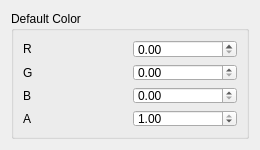
This is src/Interface/Modules/Visualization/ShowFieldWithOspray.ui in SCIInstitute/SCIRun as Qt 5 draws it before an edit. The edited form follows.
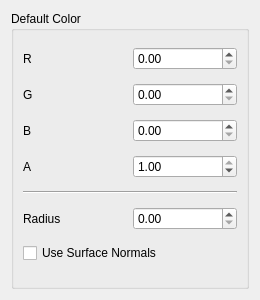
This is the edited form.

Diff of the .ui file:
```diff
--- a/src/Interface/Modules/Visualization/ShowFieldWithOspray.ui
+++ b/src/Interface/Modules/Visualization/ShowFieldWithOspray.ui
@@ -7,7 +7,7 @@
     <x>0</x>
     <y>0</y>
     <width>260</width>
-    <height>150</height>
+    <height>300</height>
    </rect>
   </property>
   <property name="sizePolicy">
@@ -19,14 +19,14 @@
   <property name="minimumSize">
    <size>
     <width>260</width>
-    <height>150</height>
+    <height>300</height>
    </size>
   </property>
   <property name="windowTitle">
    <string>ShowFieldWithOspray</string>
   </property>
   <layout class="QGridLayout" name="gridLayout_7">
-   <item row="0" column="0">
+   <item row="2" column="0">
     <widget class="QGroupBox" name="groupBox_4">
      <property name="title">
       <string>Default Color</string>
@@ -56,6 +56,13 @@
         </property>
        </widget>
       </item>
+      <item row="3" column="0">
+       <widget class="QLabel" name="label_23">
+        <property name="text">
+         <string>A</string>
+        </property>
+       </widget>
+      </item>
       <item row="1" column="1">
        <widget class="QDoubleSpinBox" name="defaultColorGDoubleSpinBox_">
         <property name="maximum">
@@ -96,10 +103,37 @@
         </property>
        </widget>
       </item>
-      <item row="3" column="0">
-       <widget class="QLabel" name="label_23">
+      <item row="5" column="1">
+       <widget class="QDoubleSpinBox" name="RadiusSpinBox_">
+        <property name="decimals">
+         <number>2</number>
+        </property>
+        <property name="maximum">
+         <double>100.000000000000000</double>
+        </property>
+        <property name="singleStep">
+         <double>0.100000000000000</double>
+        </property>
+       </widget>
+      </item>
+      <item row="7" column="0" colspan="2">
+       <widget class="QCheckBox" name="UseNormalCheckBox_">
         <property name="text">
-         <string>A</string>
+         <string>Use Surface Normals</string>
+        </property>
+       </widget>
+      </item>
+      <item row="5" column="0">
+       <widget class="QLabel" name="label">
+        <property name="text">
+         <string>Radius</string>
+        </property>
+       </widget>
+      </item>
+      <item row="4" column="0" colspan="2">
+       <widget class="Line" name="line">
+        <property name="orientation">
+         <enum>Qt::Horizontal</enum>
         </property>
        </widget>
       </item>
```
